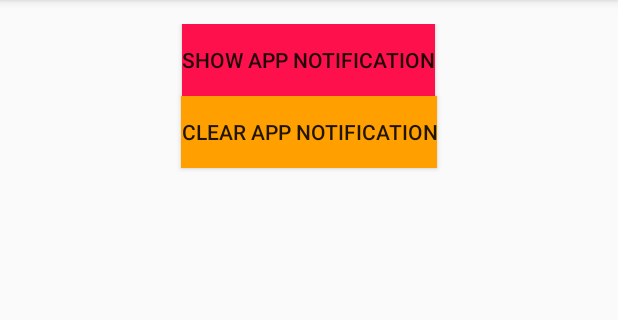
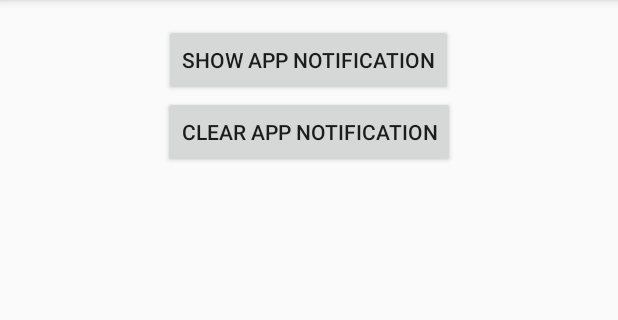
Before and after one commit to ngesa254/simple-notification, an Android app: the screen it shows after launch (MainActivity), on a phone screen of 412 x 824 dp, the part 84-404 px from its top. Run offline under Robolectric (Android 15) with nearby library versions, the phone set to English and light mode, and no system bars.

Commit message:
update button

```diff
--- a/app/src/main/res/layout/activity_main.xml
+++ b/app/src/main/res/layout/activity_main.xml
@@ -15,13 +15,11 @@ tools:context="io.droidmarvin.simplenotification.MainActivity">
     android:id="@+id/notification_show_button"
     android:layout_width="wrap_content"
     android:layout_height="wrap_content"
-    android:background="@color/pink"
     android:text="Show App Notification" />
 
 <Button
     android:id="@+id/notification_clear_button"
     android:layout_width="wrap_content"
     android:layout_height="wrap_content"
-    android:background="@color/yello"
     android:text="Clear App Notification" />
 </LinearLayout>
```
